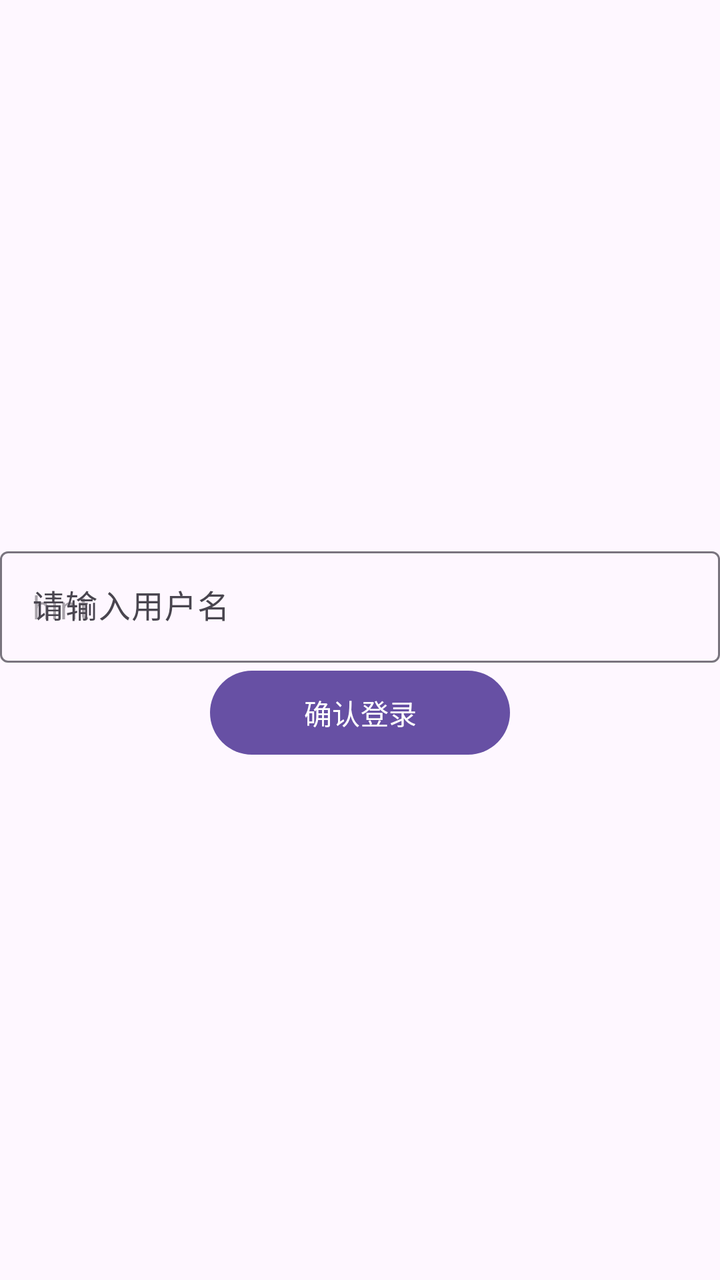
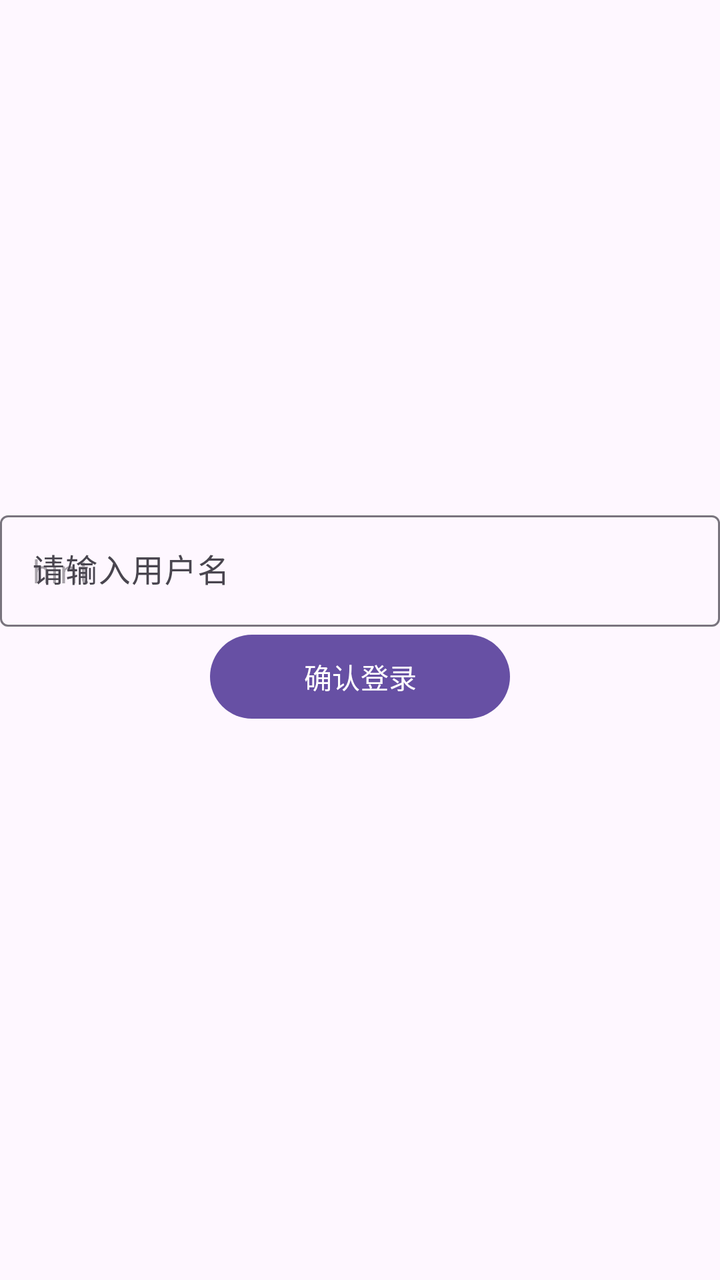

Before-and-after screenshots of an Android layout around one commit, followed by the original layout XML and the change that was made.
<!-- AndroidManifest.xml: application theme Theme.TaxGroup -->
<!-- res/layout/loginpage.xml -->
<?xml version="1.0" encoding="utf-8"?>
<LinearLayout xmlns:android="http://schemas.android.com/apk/res/android"
    xmlns:tools="http://schemas.android.com/tools"
    android:layout_width="match_parent"
    android:layout_height="match_parent"
    android:gravity="center|center_vertical"
    android:orientation="vertical"
    tools:context=".MainActivity">

    <com.google.android.material.textfield.TextInputLayout
        android:layout_width="match_parent"
        android:layout_height="wrap_content"
        android:layout_marginTop="12dp"
        android:hint="请输入用户名">

        <com.google.android.material.textfield.TextInputEditText
            android:id="@+id/Uname"
            android:layout_width="match_parent"
            android:layout_height="wrap_content"
            android:hint="hint" />
    </com.google.android.material.textfield.TextInputLayout>

    <Button
        android:id="@+id/button"
        android:layout_width="150dp"
        android:layout_height="50dp"
        android:text="确认登录" />
</LinearLayout>
<!-- resources referenced by this layout -->
<resources>
  <style name="Theme.TaxGroup" parent="Base.Theme.TaxGroup" />
  <style name="Base.Theme.TaxGroup" parent="Theme.Material3.DayNight.NoActionBar">
          
          
      </style>
</resources>

<!-- the commit's change to res/layout/loginpage.xml (unified diff, before → after) -->
@@ -25,4 +25,12 @@
         android:layout_width="150dp"
         android:layout_height="50dp"
         android:text="确认登录" />
+
+    <TextView
+        android:id="@+id/tv_app_version"
+        android:layout_width="wrap_content"
+        android:layout_height="wrap_content"
+        android:layout_marginTop="20dp"
+        android:textSize="12sp"
+        android:textColor="#999999" />
 </LinearLayout>
